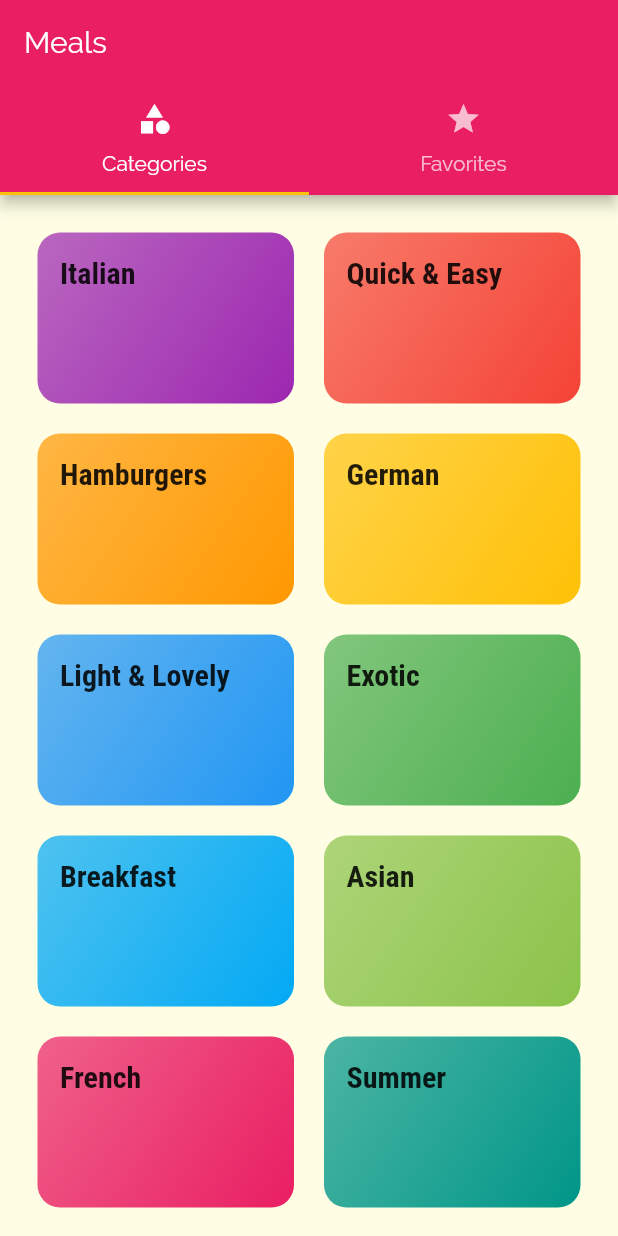
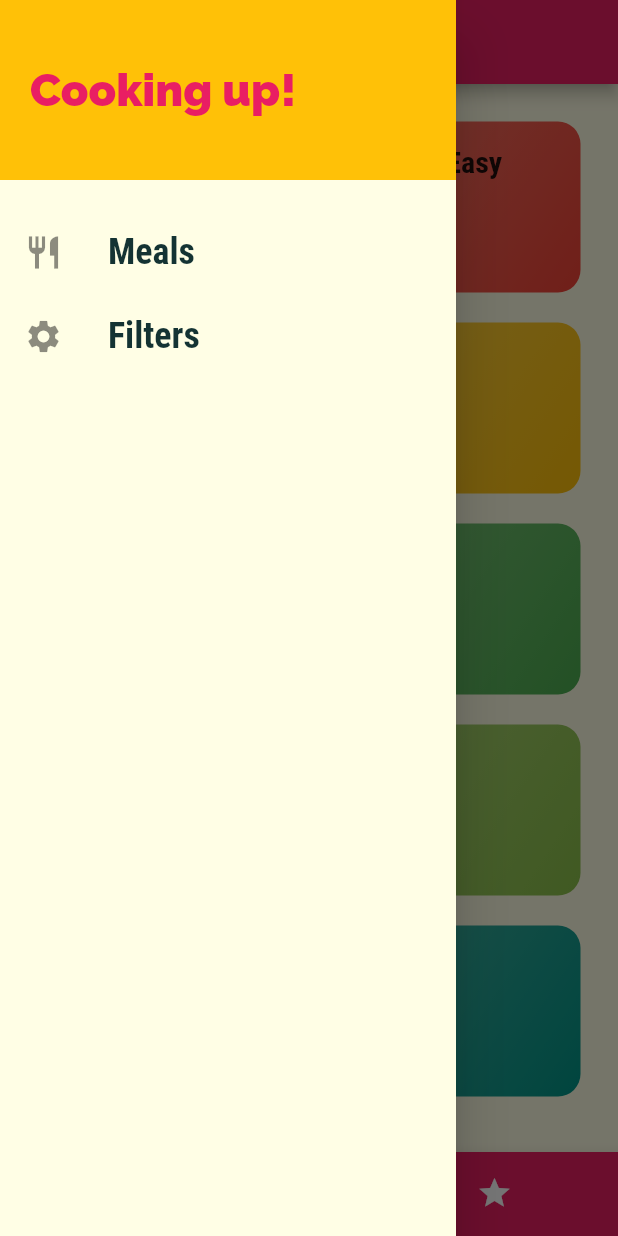
Before and after one commit to Traufvihal/meals, a Flutter app: the screen it shows after launch, with the side drawer open (before the commit the screen has no drawer), on a phone screen of 412 x 824 dp. Run offline on Flutter 3.47's test engine with Material 2 defaults, Android fonts, the phone set to English and light mode, and no system bars.

Commit message:
Added drawer with some style and navigation.

```diff
--- a/lib/main.dart
+++ b/lib/main.dart
@@ -4,6 +4,7 @@ import './screens/meal_detail_screen.dart';
 import './screens/categories_screen.dart';
 import './screens/category_meals_screen.dart';
 import './screens/tabs_screen.dart';
+import './screens/filters_screen.dart';
 
 void main() => runApp(MyApp());
 
@@ -36,7 +37,8 @@ class MyApp extends StatelessWidget {
       routes: {
         '/': (ctx) => TabScreen(),
         CategoryMealsScreen.routeName: (ctx) => CategoryMealsScreen(),
-        MealDetailScreen.routName: (ctx) => MealDetailScreen(),
+        MealDetailScreen.routeName: (ctx) => MealDetailScreen(),
+        FiltersScreen.routeName: (ctx) => FiltersScreen(),
       },
       onGenerateRoute: (settings) {
         print(settings.arguments);
--- /dev/null
+++ b/lib/screens/filters_screen.dart
@@ -0,0 +1,10 @@
+import 'package:flutter/material.dart';
+
+class FiltersScreen extends StatelessWidget {
+  static const routeName = '/filters';
+
+  @override
+  Widget build(BuildContext context) {
+    return Center(child: Text('Filters!'),);
+  }
+}
--- a/lib/screens/meal_detail_screen.dart
+++ b/lib/screens/meal_detail_screen.dart
@@ -3,7 +3,7 @@ import 'package:flutter/material.dart';
 import '../dummy-data.dart';
 
 class MealDetailScreen extends StatelessWidget {
-  static const routName = '/meal-detail';
+  static const routeName = '/meal-detail';
 
   Widget buildSectionTitle(BuildContext context, String text) {
     return Container(
--- a/lib/screens/tabs_screen.dart
+++ b/lib/screens/tabs_screen.dart
@@ -2,6 +2,7 @@ import 'package:flutter/material.dart';
 
 import './categories_screen.dart';
 import './favorites_screen.dart';
+import '../widgets/main_drawer.dart';
 
 class TabScreen extends StatefulWidget {
   @override
@@ -9,36 +10,52 @@ class TabScreen extends StatefulWidget {
 }
 
 class _TabScreenState extends State<TabScreen> {
+  final List<Map<String, Object>> _pages = [
+    {
+      'page': CategoriesScreen(),
+      'title': 'Categories',
+    },
+    {
+      'page': FavoritesScreen(),
+      'title': 'Your Favorite',
+    },
+  ];
+
+  int _selectedPageIndex = 0;
+
+  void _selectPage(int index) {
+    setState(() {
+      _selectedPageIndex = index;
+    });
+  }
+
   @override
   Widget build(BuildContext context) {
-    return DefaultTabController(
-      length: 2,
-      child: Scaffold(
-        appBar: AppBar(
-          title: Text('Meals'),
-          bottom: TabBar(
-            tabs: <Widget>[
-              Tab(
-                icon: Icon(
-                  Icons.category,
-                ),
-                text: 'Categories',
-              ),
-              Tab(
-                icon: Icon(
-                  Icons.star,
-                ),
-                text: 'Favorites',
-              ),
-            ],
+    return Scaffold(
+      appBar: AppBar(
+        title: Text(_pages[_selectedPageIndex]['title']),
+      ),
+      drawer: MainDrawer(),
+      body: _pages[_selectedPageIndex]['page'],
+      bottomNavigationBar: BottomNavigationBar(
+        onTap: _selectPage,
+        backgroundColor: Theme.of(context).primaryColor,
+        unselectedItemColor: Colors.white,
+        selectedItemColor: Theme.of(context).accentColor,
+        currentIndex: _selectedPageIndex,
+        type: BottomNavigationBarType.shifting,
+        items: [
+          BottomNavigationBarItem(
+            backgroundColor: Theme.of(context).primaryColor,
+            icon: Icon(Icons.category),
+            title: Text('Categories'),
           ),
-        ),
-        body: TabBarView(
-          children: <Widget>[
-            CategoriesScreen(),
-            FavoritesScreen(),
-          ],
-        ),
+          BottomNavigationBarItem(
+            backgroundColor: Theme.of(context).primaryColor,
+            icon: Icon(Icons.star),
+            title: Text('Favorites'),
+          ),
+        ],
       ),
     );
   }
--- /dev/null
+++ b/lib/widgets/main_drawer.dart
@@ -0,0 +1,65 @@
+import 'package:flutter/material.dart';
+
+import '../screens/filters_screen.dart';
+
+class MainDrawer extends StatelessWidget {
+  Widget buildListTile(String title, IconData icon, Function tapHandler) {
+    return ListTile(
+      leading: Icon(
+        icon,
+        size: 26,
+      ),
+      title: Text(
+        title,
+        style: TextStyle(
+          fontFamily: 'RobotoCondensed',
+          fontSize: 24,
+          fontWeight: FontWeight.bold,
+        ),
+      ),
+      onTap: tapHandler,
+    );
+  }
+
+  @override
+  Widget build(BuildContext context) {
+    return Drawer(
+      child: Column(
+        children: <Widget>[
+          Container(
+            height: 120,
+            width: double.infinity,
+            padding: EdgeInsets.all(20),
+            alignment: Alignment.centerLeft,
+            color: Theme.of(context).accentColor,
+            // decoration: BoxDecoration(color: ),
+            child: Text(
+              'Cooking up!',
+              style: TextStyle(
+                  fontWeight: FontWeight.w900,
+                  fontSize: 30,
+                  color: Theme.of(context).primaryColor),
+            ),
+          ),
+          SizedBox(
+            height: 20,
+          ),
+          buildListTile(
+            'Meals',
+            Icons.restaurant,
+            () {
+              Navigator.of(context).pushNamed('/');
+            },
+          ),
+          buildListTile(
+            'Filters',
+            Icons.settings,
+            () {
+              Navigator.of(context).pushNamed(FiltersScreen.routeName);
+            },
+          ),
+        ],
+      ),
+    );
+  }
+}
--- a/lib/widgets/meal_item.dart
+++ b/lib/widgets/meal_item.dart
@@ -47,7 +47,7 @@ class MealItem extends StatelessWidget {
   }
 
   void selectMeal(BuildContext ctx) {
-    Navigator.of(ctx).pushNamed(MealDetailScreen.routName, arguments: id);
+    Navigator.of(ctx).pushNamed(MealDetailScreen.routeName, arguments: id);
   }
 
   @override
```
